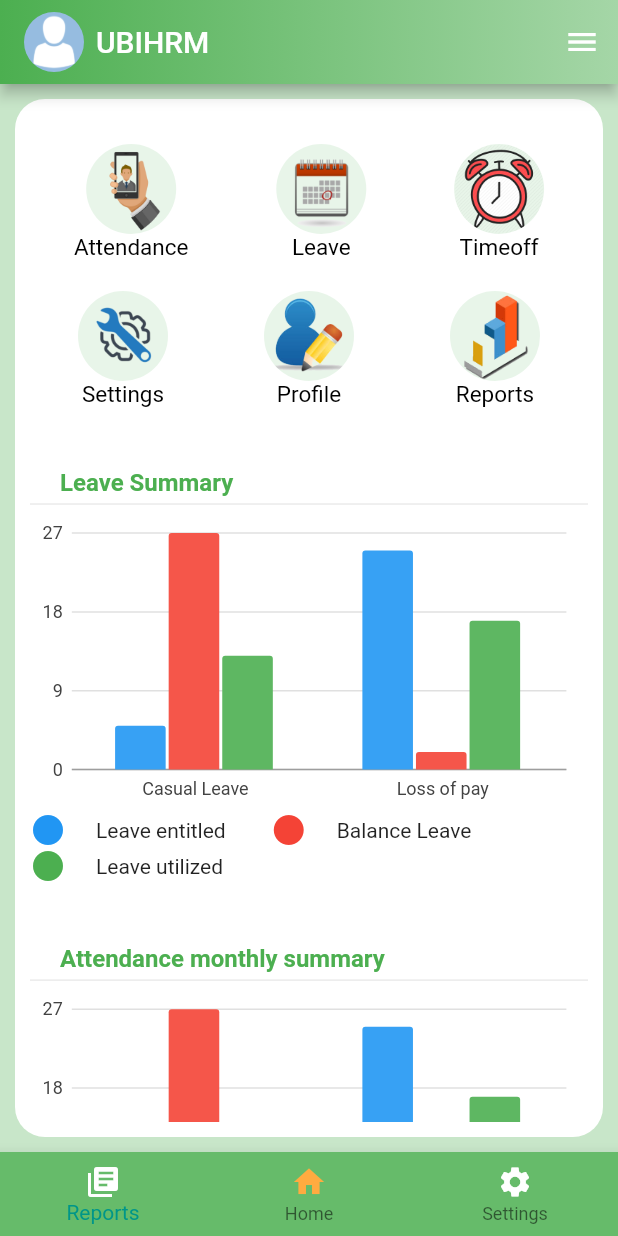
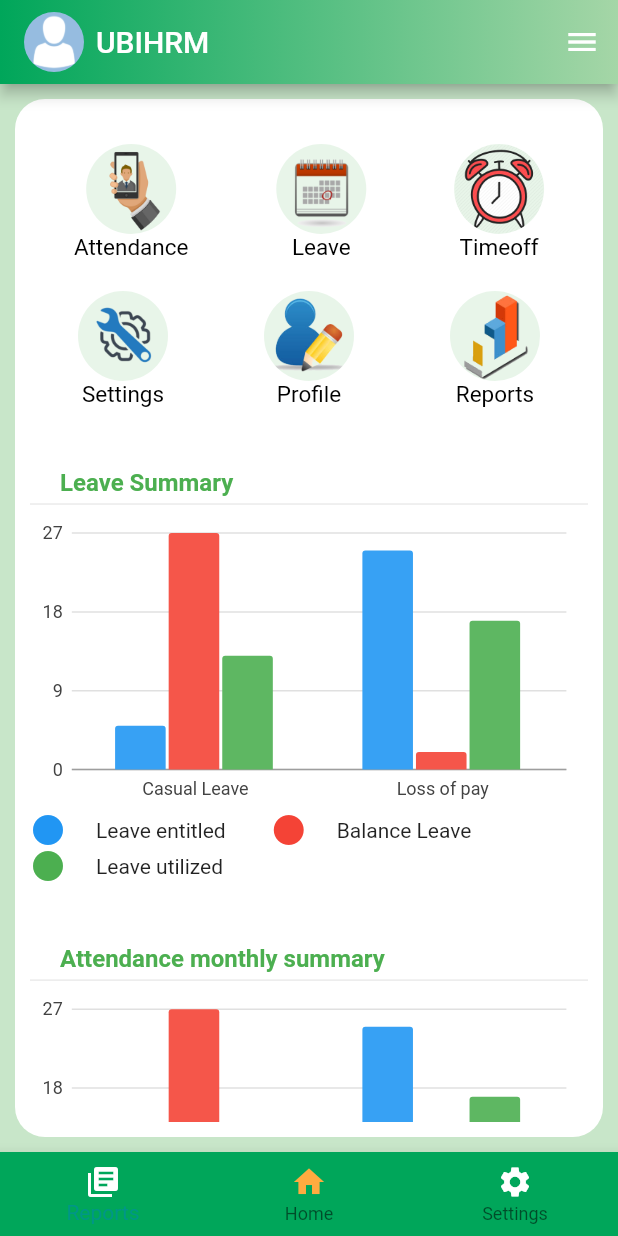
Before and after one commit to ubitechdevelopers/ubiHRM_v1.1.1, a Flutter app: the screen it shows after launch, on a phone screen of 412 x 824 dp. Run offline on Flutter 3.47's test engine with Material 2 defaults, Android fonts, the light colour scheme and no system bars; our stand-ins replace charts_flutter, gradient_app_bar.

Commit message:
ios version

```diff
--- a/lib/global.dart
+++ b/lib/global.dart
@@ -1,7 +1,7 @@
 import 'package:flutter/material.dart';
 
 appStartColor() {
-  return Colors.green;
+  return Color.fromRGBO(0, 166, 90,1.0);
 }
 
 appEndColor() {
@@ -17,7 +17,7 @@ headingColor(){
 }
 
 bottomNavigationColor(){
-  return Colors.green[400];
+  return Color.fromRGBO(0, 166, 90,1.0);
 }
 
 circleIconBackgroundColor(){
```
Also changed, not shown: pubspec.lock.
